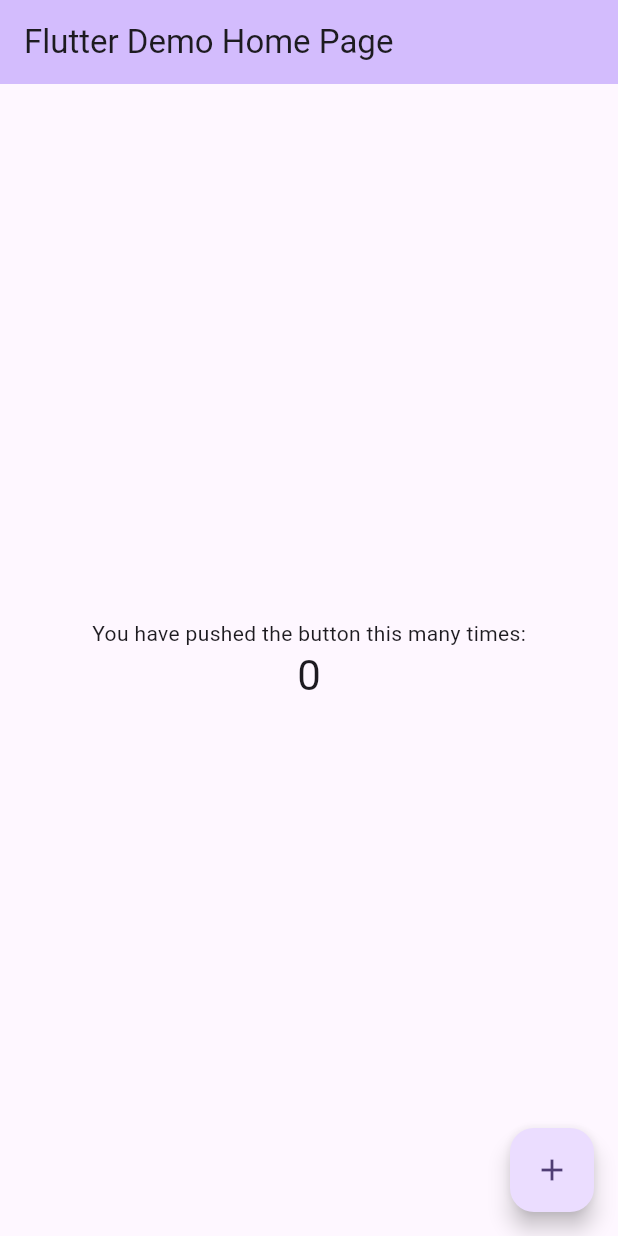
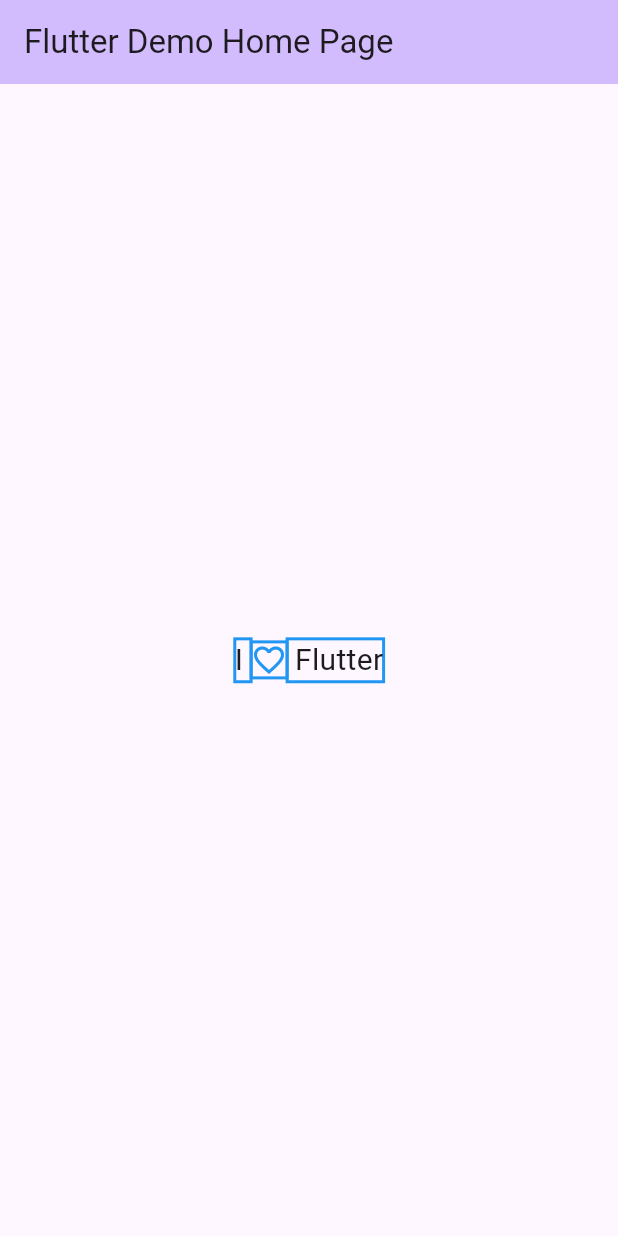
Before and after one commit to adetoyese607/flutter_widget, a Flutter app: the screen it shows after launch, on a phone screen of 412 x 824 dp. Run offline on Flutter 3.47's test engine with Material 3 defaults, Android fonts, the phone set to English and light mode, and no system bars.

Commit message:
first commit

```diff
--- a/lib/main.dart
+++ b/lib/main.dart
@@ -13,21 +13,6 @@ class MyApp extends StatelessWidget {
     return MaterialApp(
       title: 'Flutter Demo',
       theme: ThemeData(
-        // This is the theme of your application.
-        //
-        // TRY THIS: Try running your application with "flutter run". You'll see
-        // the application has a purple toolbar. Then, without quitting the app,
-        // try changing the seedColor in the colorScheme below to Colors.green
-        // and then invoke "hot reload" (save your changes or press the "hot
-        // reload" button in a Flutter-supported IDE, or press "r" if you used
-        // the command line to start the app).
-        //
-        // Notice that the counter didn't reset back to zero; the application
-        // state is not lost during the reload. To reset the state, use hot
-        // restart instead.
-        //
-        // This works for code too, not just values: Most code changes can be
-        // tested with just a hot reload.
         colorScheme: ColorScheme.fromSeed(seedColor: Colors.deepPurple),
         useMaterial3: true,
       ),
@@ -39,15 +24,6 @@ class MyApp extends StatelessWidget {
 class MyHomePage extends StatefulWidget {
   const MyHomePage({super.key, required this.title});
 
-  // This widget is the home page of your application. It is stateful, meaning
-  // that it has a State object (defined below) that contains fields that affect
-  // how it looks.
-
-  // This class is the configuration for the state. It holds the values (in this
-  // case the title) provided by the parent (in this case the App widget) and
-  // used by the build method of the State. Fields in a Widget subclass are
-  // always marked "final".
-
   final String title;
 
   @override
@@ -55,71 +31,36 @@ class MyHomePage extends StatefulWidget {
 }
 
 class _MyHomePageState extends State<MyHomePage> {
-  int _counter = 0;
-
-  void _incrementCounter() {
-    setState(() {
-      // This call to setState tells the Flutter framework that something has
-      // changed in this State, which causes it to rerun the build method below
-      // so that the display can reflect the updated values. If we changed
-      // _counter without calling setState(), then the build method would not be
-      // called again, and so nothing would appear to happen.
-      _counter++;
-    });
-  }
-
   @override
   Widget build(BuildContext context) {
-    // This method is rerun every time setState is called, for instance as done
-    // by the _incrementCounter method above.
-    //
-    // The Flutter framework has been optimized to make rerunning build methods
-    // fast, so that you can just rebuild anything that needs updating rather
-    // than having to individually change instances of widgets.
     return Scaffold(
         appBar: AppBar(
-        // TRY THIS: Try changing the color here to a specific color (to
-        // Colors.amber, perhaps?) and trigger a hot reload to see the AppBar
-        // change color while the other colors stay the same.
       backgroundColor: Theme.of(context).colorScheme.inversePrimary,
-        // Here we take the value from the MyHomePage object that was created by
-        // the App.build method, and use it to set our appbar title.
       title: Text(widget.title),
     ),
     body: Center(
-        // Center is a layout widget. It takes a single child and positions it
-        // in the middle of the parent.
-        child: Column(
-          // Column is also a layout widget. It takes a list of children and
-          // arranges them vertically. By default, it sizes itself to fit its
-          // children horizontally, and tries to be as tall as its parent.
-          //
-          // Column has various properties to control how it sizes itself and
-          // how it positions its children. Here we use mainAxisAlignment to
-          // center the children vertically; the main axis here is the vertical
-          // axis because Columns are vertical (the cross axis would be
-          // horizontal).
-          //
-          // TRY THIS: Invoke "debug painting" (choose the "Toggle Debug Paint"
-          // action in the IDE, or press "p" in the console), to see the
-          // wireframe for each widget.
-          mainAxisAlignment: MainAxisAlignment.center,
-          children: <Widget>[
-            const Text(
-              'You have pushed the button this many times:',
+      child:  Text.rich(
+        style: TextStyle(
+           fontSize: 20,
+                background: Paint()
+                  ..color = Colors.blue
+                  ..strokeWidth = 2
+                  ..style = PaintingStyle.stroke
         ),
-            Text(
-              '$_counter',
-              style: Theme.of(context).textTheme.headlineMedium,
+    const    TextSpan(
+            text: 'I ',
+
+            children: [
+              WidgetSpan(
+                  child: Icon(
+                Icons.favorite_outline,
+                color: Colors.blue,
+              )),
+              TextSpan(
+                text: ' Flutter',
+              )
+            ])),
     ),
-          ],
-        ),
-      ),
-      floatingActionButton: FloatingActionButton(
-        onPressed: _incrementCounter,
-        tooltip: 'Increment',
-        child: const Icon(Icons.add),
-      ), // This trailing comma makes auto-formatting nicer for build methods.
     );
   }
 }
```
Lines whose indentation alone changed are shown as unchanged.
